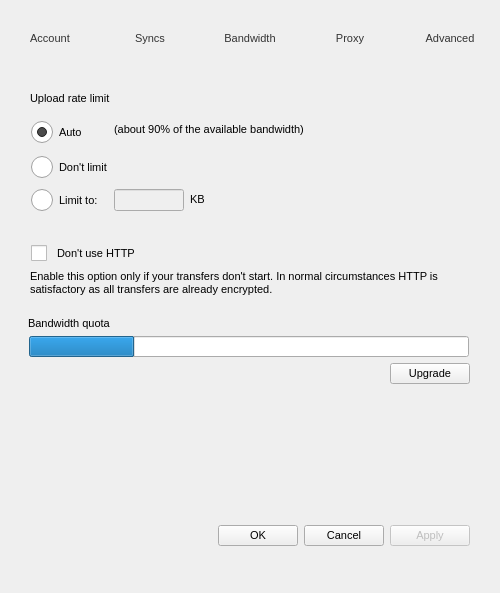
meganz/MEGAsync, file src/MEGASync/gui/macx/SettingsDialog.ui: the form before one commit.
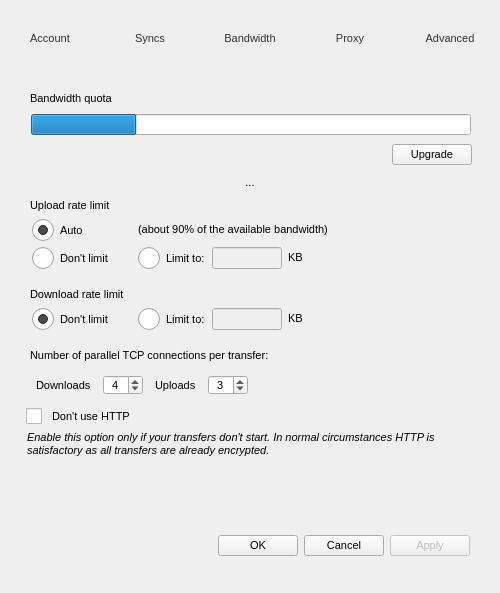
The form after the commit. The open tabs and pages were chosen to show the change. Icons and pictures are not drawn.

Commit message: More options for the bandwidth tab in settings

```diff
--- a/src/MEGASync/gui/macx/SettingsDialog.ui
+++ b/src/MEGASync/gui/macx/SettingsDialog.ui
@@ -1844,10 +1844,10 @@
      <widget class="QWidget" name="pBandwidth">
       <layout class="QVBoxLayout" name="verticalLayout_10">
        <property name="spacing">
-        <number>9</number>
+        <number>7</number>
        </property>
        <property name="leftMargin">
-        <number>16</number>
+        <number>0</number>
        </property>
        <property name="topMargin">
         <number>14</number>
@@ -1856,16 +1856,171 @@
         <number>12</number>
        </property>
        <property name="bottomMargin">
-        <number>14</number>
+        <number>0</number>
        </property>
+       <item>
+        <widget class="QGroupBox" name="gBandwidthQuota">
+         <property name="title">
+          <string/>
+         </property>
+         <property name="flat">
+          <bool>true</bool>
+         </property>
+         <layout class="QVBoxLayout" name="verticalLayout">
+          <property name="spacing">
+           <number>9</number>
+          </property>
+          <property name="leftMargin">
+           <number>29</number>
+          </property>
+          <property name="topMargin">
+           <number>0</number>
+          </property>
+          <property name="rightMargin">
+           <number>11</number>
+          </property>
+          <property name="bottomMargin">
+           <number>0</number>
+          </property>
+          <item>
+           <widget class="QLabel" name="label_9">
+            <property name="focusPolicy">
+             <enum>Qt::StrongFocus</enum>
+            </property>
+            <property name="styleSheet">
+             <string notr="true"/>
+            </property>
+            <property name="text">
+             <string>Bandwidth quota</string>
+            </property>
+            <property name="margin">
+             <number>0</number>
+            </property>
+            <property name="indent">
+             <number>1</number>
+            </property>
+           </widget>
+          </item>
+          <item>
+           <widget class="QProgressBar" name="pUsedBandwidth">
+            <property name="minimumSize">
+             <size>
+              <width>300</width>
+              <height>0</height>
+             </size>
+            </property>
+            <property name="maximumSize">
+             <size>
+              <width>16777215</width>
+              <height>16777215</height>
+             </size>
+            </property>
+            <property name="focusPolicy">
+             <enum>Qt::StrongFocus</enum>
+            </property>
+            <property name="value">
+             <number>24</number>
+            </property>
+            <property name="textVisible">
+             <bool>false</bool>
+            </property>
+           </widget>
+          </item>
+          <item>
+           <layout class="QHBoxLayout" name="horizontalLayout">
+            <property name="spacing">
+             <number>6</number>
+            </property>
+            <property name="rightMargin">
+             <number>5</number>
+            </property>
+            <item>
+             <widget class="QLabel" name="lBandwidth">
+              <property name="text">
+               <string/>
+              </property>
+             </widget>
+            </item>
+            <item>
+             <spacer name="horizontalSpacer_2">
+              <property name="orientation">
+               <enum>Qt::Horizontal</enum>
+              </property>
+              <property name="sizeHint" stdset="0">
+               <size>
+                <width>40</width>
+                <height>20</height>
+               </size>
+              </property>
+             </spacer>
+            </item>
+            <item>
+             <widget class="QPushButton" name="bUpgradeBandwidth">
+              <property name="minimumSize">
+               <size>
+                <width>0</width>
+                <height>0</height>
+               </size>
+              </property>
+              <property name="focusPolicy">
+               <enum>Qt::StrongFocus</enum>
+              </property>
+              <property name="text">
+               <string>Upgrade</string>
+              </property>
+              <property name="autoDefault">
+               <bool>false</bool>
+              </property>
+             </widget>
+            </item>
+           </layout>
+          </item>
+         </layout>
+        </widget>
+       </item>
+       <item>
+        <widget class="QToolButton" name="bSeparatorBandwidth">
+         <property name="minimumSize">
+          <size>
+           <width>500</width>
+           <height>20</height>
+          </size>
+         </property>
+         <property name="maximumSize">
+          <size>
+           <width>500</width>
+           <height>20</height>
+          </size>
+         </property>
+         <property name="focusPolicy">
+          <enum>Qt::NoFocus</enum>
+         </property>
+         <property name="styleSheet">
+          <string notr="true">background: transparent;
+border: none;</string>
+         </property>
+         <property name="text">
+          <string>...</string>
+         </property>
+         <property name="icon">
+          <iconset resource="../Resources_macx.qrc">
+           <normaloff>:/images/separator line.png</normaloff>:/images/separator line.png</iconset>
+         </property>
+         <property name="iconSize">
+          <size>
+           <width>500</width>
+           <height>2</height>
+          </size>
+         </property>
+        </widget>
+       </item>
        <item>
         <widget class="QLabel" name="label_10">
          <property name="focusPolicy">
           <enum>Qt::StrongFocus</enum>
          </property>
          <property name="styleSheet">
-          <string notr="true">padding-left: 11px;
-</string>
+          <string notr="true">padding-left: 27px;</string>
          </property>
          <property name="text">
           <string>Upload rate limit</string>
@@ -1886,6 +2041,9 @@
            <height>0</height>
           </size>
          </property>
+         <property name="layoutDirection">
+          <enum>Qt::LeftToRight</enum>
+         </property>
          <property name="title">
           <string/>
          </property>
@@ -1906,19 +2064,19 @@
            <set>Qt::AlignLeading|Qt::AlignLeft|Qt::AlignTop</set>
           </property>
           <property name="horizontalSpacing">
-           <number>6</number>
+           <number>16</number>
           </property>
           <property name="verticalSpacing">
-           <number>8</number>
+           <number>6</number>
           </property>
           <property name="leftMargin">
-           <number>15</number>
+           <number>32</number>
           </property>
           <property name="topMargin">
-           <number>5</number>
+           <number>0</number>
           </property>
           <property name="bottomMargin">
-           <number>25</number>
+           <number>12</number>
           </property>
           <item row="1" column="0">
            <widget class="QRadioButton" name="rAutoLimit">
@@ -1931,13 +2089,13 @@
             <property name="minimumSize">
              <size>
               <width>0</width>
-              <height>27</height>
+              <height>0</height>
              </size>
             </property>
             <property name="maximumSize">
              <size>
               <width>16777215</width>
-              <height>27</height>
+              <height>16777215</height>
              </size>
             </property>
             <property name="focusPolicy">
@@ -1957,7 +2115,7 @@
           <item row="1" column="1">
            <widget class="QLabel" name="lAutoLimit">
             <property name="sizePolicy">
-             <sizepolicy hsizetype="Preferred" vsizetype="Maximum">
+             <sizepolicy hsizetype="Preferred" vsizetype="Preferred">
               <horstretch>0</horstretch>
               <verstretch>0</verstretch>
              </sizepolicy>
@@ -1965,24 +2123,30 @@
             <property name="minimumSize">
              <size>
               <width>0</width>
-              <height>21</height>
+              <height>0</height>
              </size>
             </property>
             <property name="maximumSize">
              <size>
               <width>16777215</width>
-              <height>20</height>
+              <height>16777215</height>
              </size>
             </property>
             <property name="focusPolicy">
              <enum>Qt::StrongFocus</enum>
             </property>
             <property name="styleSheet">
-             <string notr="true">padding-bottom: -2px;</string>
+             <string notr="true"/>
             </property>
             <property name="text">
              <string>(about 90% of the available bandwidth)</string>
             </property>
+            <property name="alignment">
+             <set>Qt::AlignLeading|Qt::AlignLeft|Qt::AlignVCenter</set>
+            </property>
+            <property name="indent">
+             <number>-1</number>
+            </property>
            </widget>
           </item>
           <item row="2" column="0">
@@ -1995,14 +2159,14 @@
             </property>
             <property name="minimumSize">
              <size>
-              <width>0</width>
-              <height>27</height>
+              <width>90</width>
+              <height>0</height>
              </size>
             </property>
             <property name="maximumSize">
              <size>
               <width>16777215</width>
-              <height>27</height>
+              <height>16777215</height>
              </size>
             </property>
             <property name="focusPolicy">
@@ -2016,31 +2180,21 @@
             </property>
            </widget>
           </item>
-          <item row="3" column="0">
-           <widget class="QRadioButton" name="rLimit">
-            <property name="sizePolicy">
-             <sizepolicy hsizetype="Minimum" vsizetype="Preferred">
-              <horstretch>0</horstretch>
-              <verstretch>0</verstretch>
-             </sizepolicy>
-            </property>
-            <property name="focusPolicy">
-             <enum>Qt::TabFocus</enum>
-            </property>
-            <property name="text">
-             <string>Limit to:</string>
-            </property>
-           </widget>
-          </item>
-          <item row="3" column="1">
+          <item row="2" column="1">
            <widget class="QWidget" name="wUploadLimit" native="true">
             <property name="minimumSize">
              <size>
               <width>0</width>
-              <height>21</height>
+              <height>0</height>
              </size>
             </property>
+            <property name="layoutDirection">
+             <enum>Qt::LeftToRight</enum>
+            </property>
             <layout class="QHBoxLayout" name="horizontalLayout_7">
+             <property name="spacing">
+              <number>6</number>
+             </property>
              <property name="leftMargin">
               <number>0</number>
              </property>
@@ -2054,7 +2208,23 @@
               <number>0</number>
              </property>
              <item>
-              <widget class="QLineEdit" name="eLimit">
+              <widget class="QRadioButton" name="rUploadLimit">
+               <property name="sizePolicy">
+                <sizepolicy hsizetype="Minimum" vsizetype="Preferred">
+                 <horstretch>0</horstretch>
+                 <verstretch>0</verstretch>
+                </sizepolicy>
+               </property>
+               <property name="focusPolicy">
+                <enum>Qt::StrongFocus</enum>
+               </property>
+               <property name="text">
+                <string>Limit to:</string>
+               </property>
+              </widget>
+             </item>
+             <item>
+              <widget class="QLineEdit" name="eUploadLimit">
                <property name="enabled">
                 <bool>false</bool>
                </property>
@@ -2131,10 +2301,341 @@
          </layout>
         </widget>
        </item>
+       <item>
+        <widget class="QLabel" name="lDownloadRateLimit">
+         <property name="focusPolicy">
+          <enum>Qt::StrongFocus</enum>
+         </property>
+         <property name="styleSheet">
+          <string notr="true">padding-left: 27px;
+        </string>
+         </property>
+         <property name="text">
+          <string>Download rate limit</string>
+         </property>
+        </widget>
+       </item>
+       <item>
+        <widget class="QGroupBox" name="gDownloadBandwidth">
+         <property name="sizePolicy">
+          <sizepolicy hsizetype="Preferred" vsizetype="Maximum">
+           <horstretch>0</horstretch>
+           <verstretch>0</verstretch>
+          </sizepolicy>
+         </property>
+         <property name="minimumSize">
+          <size>
+           <width>0</width>
+           <height>0</height>
+          </size>
+         </property>
+         <property name="title">
+          <string/>
+         </property>
+         <property name="flat">
+          <bool>true</bool>
+         </property>
+         <layout class="QFormLayout" name="formLayout_4">
+          <property name="fieldGrowthPolicy">
+           <enum>QFormLayout::FieldsStayAtSizeHint</enum>
+          </property>
+          <property name="rowWrapPolicy">
+           <enum>QFormLayout::DontWrapRows</enum>
+          </property>
+          <property name="labelAlignment">
+           <set>Qt::AlignLeading|Qt::AlignLeft|Qt::AlignVCenter</set>
+          </property>
+          <property name="formAlignment">
+           <set>Qt::AlignLeading|Qt::AlignLeft|Qt::AlignTop</set>
+          </property>
+          <property name="horizontalSpacing">
+           <number>16</number>
+          </property>
+          <property name="verticalSpacing">
+           <number>8</number>
+          </property>
+          <property name="leftMargin">
+           <number>32</number>
+          </property>
+          <property name="topMargin">
+           <number>0</number>
+          </property>
+          <property name="bottomMargin">
+           <number>12</number>
+          </property>
+          <item row="1" column="0">
+           <widget class="QRadioButton" name="rDownloadNoLimit">
+            <property name="sizePolicy">
+             <sizepolicy hsizetype="Minimum" vsizetype="Preferred">
+              <horstretch>0</horstretch>
+              <verstretch>0</verstretch>
+             </sizepolicy>
+            </property>
+            <property name="minimumSize">
+             <size>
+              <width>90</width>
+              <height>0</height>
+             </size>
+            </property>
+            <property name="maximumSize">
+             <size>
+              <width>16777215</width>
+              <height>16777215</height>
+             </size>
+            </property>
+            <property name="focusPolicy">
+             <enum>Qt::StrongFocus</enum>
+            </property>
+            <property name="text">
+             <string>Don't limit</string>
+            </property>
+            <property name="checked">
+             <bool>true</bool>
+            </property>
+           </widget>
+          </item>
+          <item row="1" column="1">
+           <widget class="QWidget" name="wDownloadLimit" native="true">
+            <property name="minimumSize">
+             <size>
+              <width>0</width>
+              <height>0</height>
+             </size>
+            </property>
+            <layout class="QHBoxLayout" name="horizontalLayout_23">
+             <property name="leftMargin">
+              <number>0</number>
+             </property>
+             <property name="topMargin">
+              <number>0</number>
+             </property>
+             <property name="rightMargin">
+              <number>0</number>
+             </property>
+             <property name="bottomMargin">
+              <number>0</number>
+             </property>
+             <item>
+              <widget class="QRadioButton" name="rDownloadLimit">
+               <property name="sizePolicy">
+                <sizepolicy hsizetype="Minimum" vsizetype="Preferred">
+                 <horstretch>0</horstretch>
+                 <verstretch>0</verstretch>
+                </sizepolicy>
+               </property>
+               <property name="focusPolicy">
+                <enum>Qt::TabFocus</enum>
+               </property>
+               <property name="text">
+                <string>Limit to:</string>
+               </property>
+              </widget>
+             </item>
+             <item>
+              <widget class="QLineEdit" name="eDownloadLimit">
+               <property name="enabled">
+                <bool>false</bool>
+               </property>
+               <property name="sizePolicy">
+                <sizepolicy hsizetype="Expanding" vsizetype="Preferred">
+                 <horstretch>0</horstretch>
+                 <verstretch>0</verstretch>
+                </sizepolicy>
+               </property>
+               <property name="minimumSize">
+                <size>
+                 <width>0</width>
+                 <height>0</height>
+                </size>
+               </property>
+               <property name="maximumSize">
+                <size>
+                 <width>70</width>
+                 <height>16777215</height>
+                </size>
+               </property>
+               <property name="layoutDirection">
+                <enum>Qt::LeftToRight</enum>
+               </property>
+               <property name="text">
+                <string/>
+               </property>
+               <property name="frame">
+                <bool>true</bool>
+               </property>
+               <property name="alignment">
+                <set>Qt::AlignRight|Qt::AlignTrailing|Qt::AlignVCenter</set>
+               </property>
+              </widget>
+             </item>
+             <item>
+              <widget class="QLabel" name="lDownloadLimit">
+               <property name="sizePolicy">
+                <sizepolicy hsizetype="Preferred" vsizetype="Maximum">
+                 <horstretch>0</horstretch>
+                 <verstretch>0</verstretch>
+                </sizepolicy>
+               </property>
+               <property name="minimumSize">
+                <size>
+                 <width>20</width>
+                 <height>0</height>
+                </size>
+               </property>
+               <property name="focusPolicy">
+                <enum>Qt::StrongFocus</enum>
+               </property>
+               <property name="text">
+                <string>KB</string>
+               </property>
+              </widget>
+             </item>
+             <item>
+              <spacer name="hUploadLimit_3">
+               <property name="orientation">
+                <enum>Qt::Horizontal</enum>
+               </property>
+               <property name="sizeHint" stdset="0">
+                <size>
+                 <width>40</width>
+                 <height>10</height>
+                </size>
+               </property>
+              </spacer>
+             </item>
+            </layout>
+           </widget>
+          </item>
+         </layout>
+        </widget>
+       </item>
+       <item>
+        <widget class="QLabel" name="label_2">
+         <property name="minimumSize">
+          <size>
+           <width>0</width>
+           <height>0</height>
+          </size>
+         </property>
+         <property name="text">
+          <string>Number of parallel TCP connections per transfer:</string>
+         </property>
+         <property name="margin">
+          <number>0</number>
+         </property>
+         <property name="indent">
+          <number>30</number>
+         </property>
+        </widget>
+       </item>
+       <item>
+        <widget class="QWidget" name="wTransferConnections" native="true">
+         <property name="minimumSize">
+          <size>
+           <width>0</width>
+           <height>0</height>
+          </size>
+         </property>
+         <property name="maximumSize">
+          <size>
+           <width>16777215</width>
+           <height>32</height>
+          </size>
+         </property>
+         <layout class="QHBoxLayout" name="horizontalLayout_20">
+          <property name="spacing">
+           <number>12</number>
+          </property>
+          <property name="leftMargin">
+           <number>36</number>
+          </property>
+          <property name="topMargin">
+           <number>6</number>
+          </property>
+          <property name="rightMargin">
+           <number>16</number>
+          </property>
+          <property name="bottomMargin">
+           <number>6</number>
+          </property>
+          <item>
+           <widget class="QLabel" name="lDownloadConnections">
+            <property name="text">
+             <string>Downloads</string>
+            </property>
+           </widget>
+          </item>
+          <item>
+           <widget class="QSpinBox" name="eMaxDownloadConnections">
+            <property name="minimumSize">
+             <size>
+              <width>40</width>
+              <height>0</height>
+             </size>
+            </property>
+            <property name="alignment">
+             <set>Qt::AlignCenter</set>
+            </property>
+            <property name="minimum">
+             <number>1</number>
+            </property>
+            <property name="maximum">
+             <number>6</number>
+            </property>
+            <property name="value">
+             <number>4</number>
+            </property>
+           </widget>
+          </item>
+          <item>
+           <widget class="QLabel" name="lUploadConnections">
+            <property name="text">
+             <string>Uploads</string>
+            </property>
+           </widget>
+          </item>
+          <item>
+           <widget class="QSpinBox" name="eMaxUploadConnections">
+            <property name="minimumSize">
+             <size>
+              <width>40</width>
+              <height>0</height>
+             </size>
+            </property>
+            <property name="alignment">
+             <set>Qt::AlignCenter</set>
+            </property>
+            <property name="minimum">
+             <number>1</number>
+            </property>
+            <property name="maximum">
+             <number>6</number>
+            </property>
+            <property name="value">
+             <number>3</number>
+            </property>
+           </widget>
+          </item>
+          <item>
+           <spacer name="horizontalSpacer_7">
+            <property name="orientation">
+             <enum>Qt::Horizontal</enum>
+            </property>
+            <property name="sizeHint" stdset="0">
+             <size>
+              <width>124</width>
+              <height>20</height>
+             </size>
+            </property>
+           </spacer>
+          </item>
+         </layout>
+        </widget>
+       </item>
        <item>
         <widget class="QCheckBox" name="cbUseHttps">
          <property name="styleSheet">
-          <string notr="true">padding-left: 15px;</string>
+          <string notr="true">padding-left : 26px;</string>
          </property>
          <property name="text">
           <string>Don't use HTTP</string>
@@ -2144,130 +2645,17 @@
        <item>
         <widget class="QLabel" name="label">
          <property name="styleSheet">
-          <string notr="true">padding-left: 6px;
-padding-right: 6px;
-font-style: normal;</string>
+          <string notr="true">padding-right: 6px;</string>
          </property>
          <property name="text">
           <string>Enable this option only if your transfers don't start. In normal circumstances HTTP is satisfactory as all transfers are already encrypted.</string>
          </property>
-         <property name="textFormat">
-          <enum>Qt::AutoText</enum>
-         </property>
          <property name="wordWrap">
           <bool>true</bool>
          </property>
-        </widget>
-       </item>
-       <item>
-        <widget class="QGroupBox" name="gBandwidthQuota">
-         <property name="title">
-          <string/>
-         </property>
-         <property name="flat">
-          <bool>true</bool>
-         </property>
-         <layout class="QVBoxLayout" name="verticalLayout">
-          <property name="spacing">
-           <number>6</number>
-          </property>
-          <property name="topMargin">
-           <number>12</number>
-          </property>
-          <property name="rightMargin">
-           <number>11</number>
-          </property>
-          <item>
-           <widget class="QLabel" name="label_9">
-            <property name="focusPolicy">
-             <enum>Qt::StrongFocus</enum>
-            </property>
-            <property name="styleSheet">
-             <string notr="true"/>
-            </property>
-            <property name="text">
-             <string>Bandwidth quota</string>
-            </property>
-            <property name="margin">
-             <number>0</number>
-            </property>
             <property name="indent">
-             <number>1</number>
-            </property>
-           </widget>
-          </item>
-          <item>
-           <widget class="QProgressBar" name="pUsedBandwidth">
-            <property name="minimumSize">
-             <size>
-              <width>448</width>
-              <height>0</height>
-             </size>
-            </property>
-            <property name="maximumSize">
-             <size>
-              <width>448</width>
-              <height>16777215</height>
-             </size>
-            </property>
-            <property name="value">
-             <number>24</number>
-            </property>
-            <property name="textVisible">
-             <bool>false</bool>
-            </property>
-           </widget>
-          </item>
-          <item>
-           <layout class="QHBoxLayout" name="horizontalLayout">
-            <property name="spacing">
-             <number>6</number>
-            </property>
-            <property name="rightMargin">
-             <number>7</number>
-            </property>
-            <item>
-             <spacer name="horizontalSpacer_2">
-              <property name="orientation">
-               <enum>Qt::Horizontal</enum>
-              </property>
-              <property name="sizeHint" stdset="0">
-               <size>
-                <width>40</width>
-                <height>10</height>
-               </size>
-              </property>
-             </spacer>
-            </item>
-            <item>
-             <widget class="QLabel" name="lBandwidth">
-              <property name="text">
-               <string/>
-              </property>
-             </widget>
-            </item>
-            <item>
-             <widget class="QPushButton" name="bUpgradeBandwidth">
-              <property name="minimumSize">
-               <size>
-                <width>0</width>
-                <height>0</height>
-               </size>
-              </property>
-              <property name="focusPolicy">
-               <enum>Qt::StrongFocus</enum>
-              </property>
-              <property name="text">
-               <string>Upgrade</string>
-              </property>
-              <property name="autoDefault">
-               <bool>false</bool>
-              </property>
-             </widget>
-            </item>
-           </layout>
-          </item>
-         </layout>
+          <number>22</number>
+         </property>
         </widget>
        </item>
        <item>
```
Left out of the diff: 93 changed lines with no effect on the pictures. Lines whose indentation alone changed are shown as unchanged. The commit also changes 2 other files.
